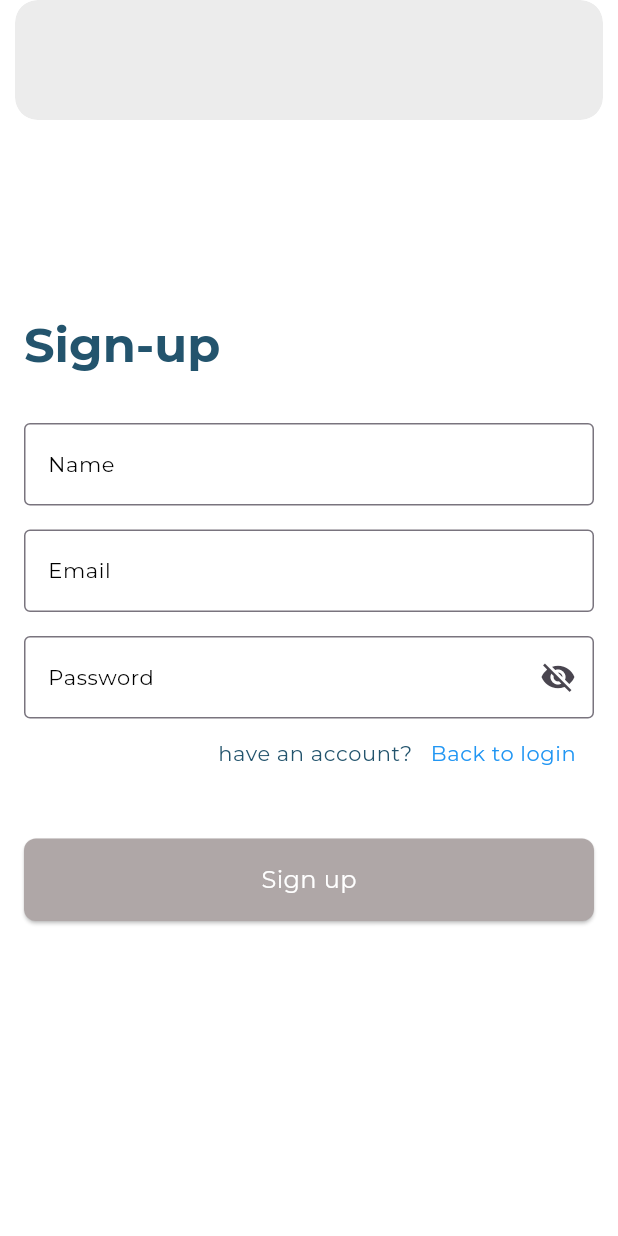
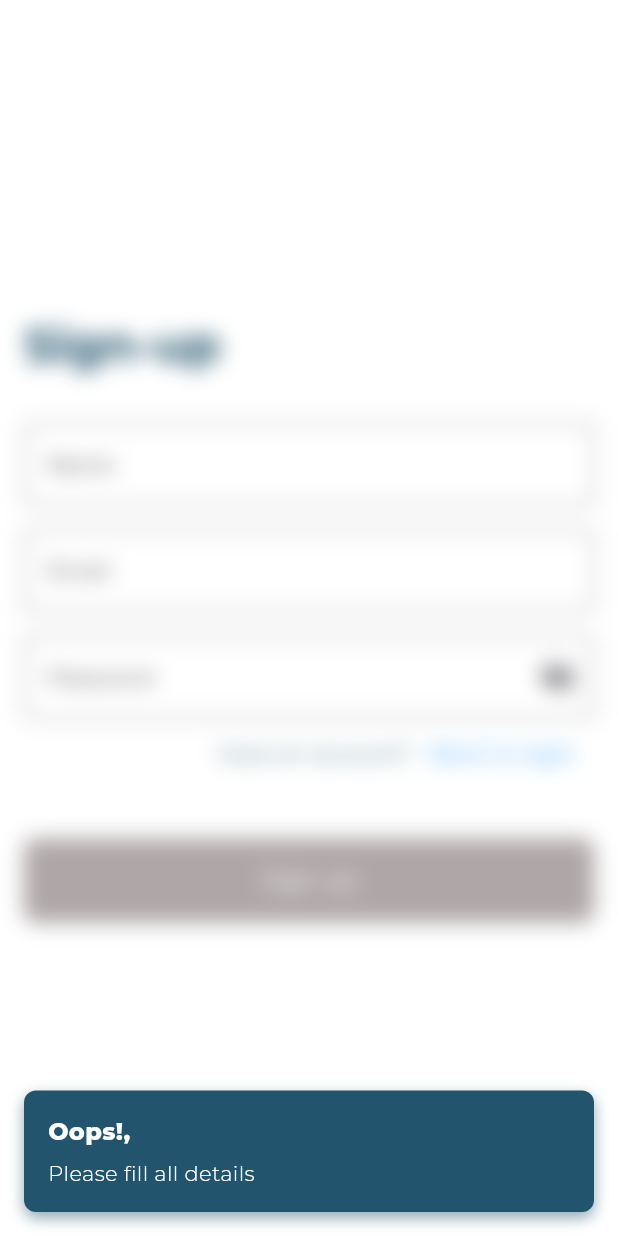
Before and after one commit to Hitesh-Meghwal/expensetrackerapp, a Flutter app: the SignupScreen screen opened by its route, after a tap on "Sign up", on a phone screen of 412 x 824 dp. Run offline on Flutter 3.47's test engine with Material 3 defaults, Android fonts, the phone set to English and light mode, and no system bars; our stand-ins replace get, google_fonts, hive, hive_flutter; accounts and stored records are empty.

Commit message:
minor changes

```diff
--- a/lib/core/appStrings/app_string.dart
+++ b/lib/core/appStrings/app_string.dart
@@ -17,7 +17,8 @@ class AppString {
   static const String invalidPassword = "Invalid password";
   static const String userNotFound = "User not found";
   static const String success = "Success";
-  static const String oopsError = "Oops!, Error";
+  static const String oopsError = "Oops!, ";
   static const String userRegisteredSuccess = "User Registered Successfully";
   static const String loggedInSuccess = "Logged In Successfully";
+  static const String pleaseFillAllDetails = "Please fill all details";
 }
--- a/lib/core/utils/utils.dart
+++ b/lib/core/utils/utils.dart
@@ -1,3 +1,4 @@
+import 'package:expensetrackerapp/core/appColors/app_colors.dart';
 import 'package:flutter/material.dart';
 import 'package:get/get.dart';
 
@@ -6,19 +7,18 @@ class Utils {
     Get.snackbar(
       title,
       message,
-      backgroundColor:
-          Colors.deepPurple.shade900, // Dark galaxy-inspired background
-      colorText: Colors.white, // White text for contrast
-      snackPosition: SnackPosition.BOTTOM, // Positioned at the bottom
-      margin: EdgeInsets.all(16), // Adds margin around the snackbar
-      borderRadius: 8, // Rounded corners
-      duration: Duration(seconds: 3), // Snackbar duration
-      animationDuration: Duration(milliseconds: 500), // Smooth animation
+      backgroundColor: AppColors.primaryColor,
+      colorText: Colors.white,
+      snackPosition: SnackPosition.BOTTOM,
+      margin: const EdgeInsets.all(16),
+      borderRadius: 8,
+      duration: const Duration(seconds: 3),
+      animationDuration: const Duration(milliseconds: 500),
       boxShadows: [
         BoxShadow(
-          color: Colors.blue.shade900.withOpacity(0.5),
+          color: AppColors.primaryColor.withOpacity(0.5),
           blurRadius: 8,
-          offset: Offset(0, 4),
+          offset: const Offset(0, 4),
         ),
       ],
     );
--- a/lib/features/auth/presentation/controller/auth_controller.dart
+++ b/lib/features/auth/presentation/controller/auth_controller.dart
@@ -21,9 +21,8 @@ class AuthController extends GetxController {
     isLoading.value = true;
     try {
       final result = await _registerUsecase.call(id, name, email, password);
-      Get.snackbar(AppString.success, AppString.userRegisteredSuccess);
     } catch (e) {
-      Utils.showCustomSnackbar(AppString.oopsError, e.toString());
+      print(e);
     } finally {
       isLoading.value = false;
     }
--- a/lib/features/auth/presentation/pages/signup_screen.dart
+++ b/lib/features/auth/presentation/pages/signup_screen.dart
@@ -1,3 +1,5 @@
+import 'dart:math';
+
 import 'package:expensetrackerapp/config/routes/app_routes.dart';
 import 'package:expensetrackerapp/core/appColors/app_colors.dart';
 import 'package:expensetrackerapp/core/appStrings/app_string.dart';
@@ -5,6 +7,8 @@ import 'package:expensetrackerapp/features/auth/presentation/controller/auth_con
 import 'package:expensetrackerapp/features/auth/presentation/widgets/custom_button.dart';
 import 'package:flutter/material.dart';
 import 'package:get/get.dart';
+
+import '../../../../core/utils/utils.dart';
 
 class SignupScreen extends StatefulWidget {
   const SignupScreen({super.key});
@@ -123,11 +127,22 @@ class _SignupScreenState extends State<SignupScreen> {
             CustomButton(
                 onPressed: () {
                   if (_isFormValid) {
-                    authController.registerUser("1", _nameController.text,
-                        _emailController.text, _passwordController.text);
-                    Get.toNamed(AppRoutes.darhboardScreen);
+                    authController
+                        .registerUser("1", _nameController.text,
+                            _emailController.text, _passwordController.text)
+                        .then((r) {
+                      Get.snackbar(
+                          AppString.success, AppString.userRegisteredSuccess);
+                      Get.toNamed(AppRoutes.darhboardScreen);
+                    }).onError(
+                      (error, stackTrace) {
+                        Utils.showCustomSnackbar(
+                            AppString.oopsError, error.toString());
+                      },
+                    );
                   } else {
-                    Get.snackbar("", "");
+                    Utils.showCustomSnackbar(
+                        AppString.oopsError, AppString.pleaseFillAllDetails);
                   }
                 },
                 buttonName: AppString.singUpBtn,
```
